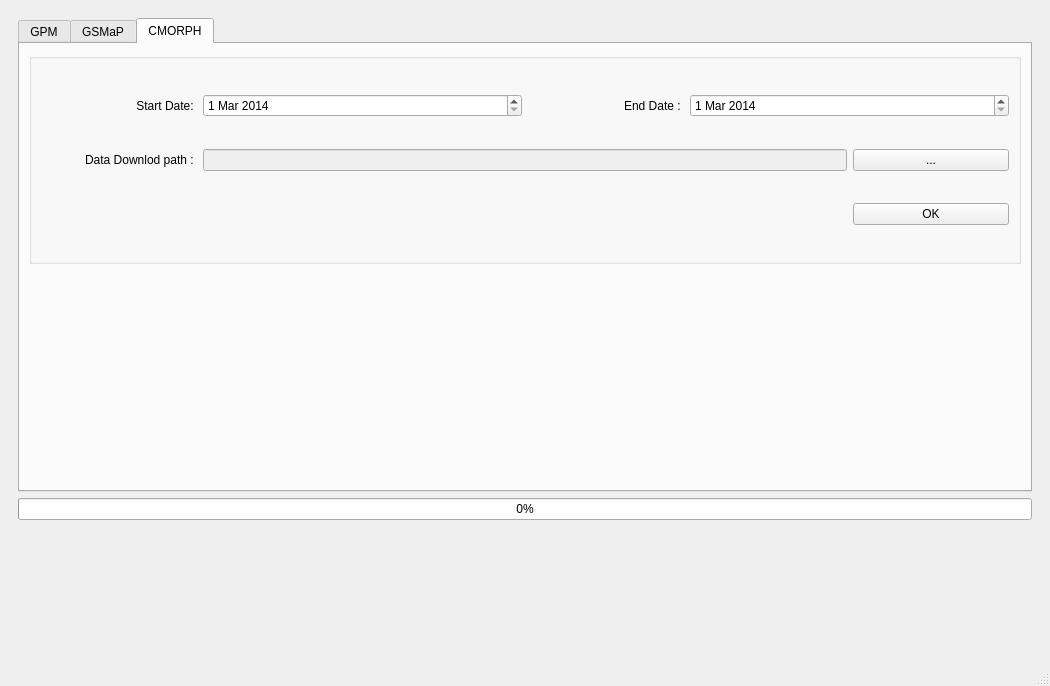
The window that Kict_Satellite_Precipitation_Converter/GPM.ui (floodmodel/KICT-Satellite-Precipitation-Converter) describes before a commit, drawn with Qt 5.
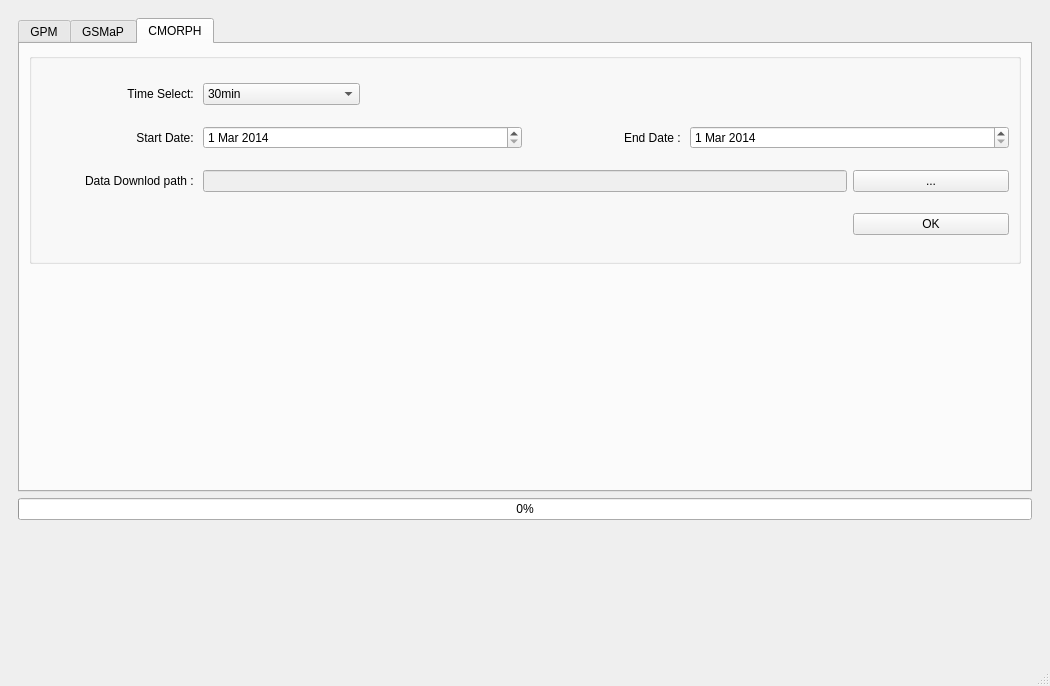
The same window after the commit. The open tabs and pages were chosen to show the change. Custom widgets are drawn as their Qt base class.

Commit message: feat: cmorph 기능 추가

```diff
--- a/Kict_Satellite_Precipitation_Converter/GPM.ui
+++ b/Kict_Satellite_Precipitation_Converter/GPM.ui
@@ -456,17 +456,7 @@
                               <string/>
                             </property>
                             <layout class="QGridLayout" name="gridLayout_16">
-                              <item row="0" column="0">
-                                <widget class="QLabel" name="label_50">
-                                  <property name="text">
-                                    <string>Start Date: </string>
-                                  </property>
-                                  <property name="alignment">
-                                    <set>Qt::AlignRight|Qt::AlignTrailing|Qt::AlignVCenter</set>
-                                  </property>
-                                </widget>
-                              </item>
-                              <item row="2" column="0">
+               <item row="3" column="0">
                                 <widget class="QLabel" name="label_55">
                                   <property name="text">
                                     <string>Data Downlod path : </string>
@@ -476,37 +466,7 @@
                                   </property>
                                 </widget>
                               </item>
-                              <item row="0" column="3">
-                                <widget class="QLabel" name="label_49">
-                                  <property name="text">
-                                    <string>End Date : </string>
-                                  </property>
-                                  <property name="alignment">
-                                    <set>Qt::AlignRight|Qt::AlignTrailing|Qt::AlignVCenter</set>
-                                  </property>
-                                </widget>
-                              </item>
-                              <item row="0" column="1" colspan="2">
-                                <widget class="QDateEdit" name="start_date_2">
-                                  <property name="sizePolicy">
-                                    <sizepolicy hsizetype="Preferred" vsizetype="Fixed">
-                                      <horstretch>0</horstretch>
-                                      <verstretch>0</verstretch>
-                                    </sizepolicy>
-                                  </property>
-                                  <property name="dateTime">
-                                    <datetime>
-                                      <hour>0</hour>
-                                      <minute>0</minute>
-                                      <second>0</second>
-                                      <year>2014</year>
-                                      <month>3</month>
-                                      <day>1</day>
-                                    </datetime>
-                                  </property>
-                                </widget>
-                              </item>
-                              <item row="0" column="4" colspan="2">
+               <item row="1" column="4" colspan="2">
                                 <widget class="QDateEdit" name="end_date_2">
                                   <property name="sizePolicy">
                                     <sizepolicy hsizetype="Preferred" vsizetype="Fixed">
@@ -526,27 +486,91 @@
                                   </property>
                                 </widget>
                               </item>
-                              <item row="2" column="1" colspan="4">
+               <item row="1" column="1" colspan="2">
+                <widget class="QDateEdit" name="start_date_2">
+                 <property name="sizePolicy">
+                  <sizepolicy hsizetype="Preferred" vsizetype="Fixed">
+                   <horstretch>0</horstretch>
+                   <verstretch>0</verstretch>
+                  </sizepolicy>
+                 </property>
+                 <property name="dateTime">
+                  <datetime>
+                   <hour>0</hour>
+                   <minute>0</minute>
+                   <second>0</second>
+                   <year>2014</year>
+                   <month>3</month>
+                   <day>1</day>
+                  </datetime>
+                 </property>
+                </widget>
+               </item>
+               <item row="3" column="5">
+                <widget class="QPushButton" name="btn_bat_path_2">
+                 <property name="text">
+                  <string>...</string>
+                 </property>
+                </widget>
+               </item>
+               <item row="3" column="1" colspan="4">
                                 <widget class="QLineEdit" name="txt_bat_path_2">
                                   <property name="enabled">
                                     <bool>false</bool>
                                   </property>
                                 </widget>
                               </item>
-                              <item row="2" column="5">
-                                <widget class="QPushButton" name="btn_bat_path_2">
-                                  <property name="text">
-                                    <string>...</string>
-                                  </property>
-                                </widget>
-                              </item>
-                              <item row="3" column="5">
+               <item row="4" column="5">
                                 <widget class="QPushButton" name="btn_download_CMORPH">
                                   <property name="text">
                                     <string>OK</string>
                                   </property>
                                 </widget>
                               </item>
+               <item row="1" column="0">
+                <widget class="QLabel" name="label_50">
+                 <property name="text">
+                  <string>Start Date: </string>
+                 </property>
+                 <property name="alignment">
+                  <set>Qt::AlignRight|Qt::AlignTrailing|Qt::AlignVCenter</set>
+                 </property>
+                </widget>
+               </item>
+               <item row="1" column="3">
+                <widget class="QLabel" name="label_49">
+                 <property name="text">
+                  <string>End Date : </string>
+                 </property>
+                 <property name="alignment">
+                  <set>Qt::AlignRight|Qt::AlignTrailing|Qt::AlignVCenter</set>
+                 </property>
+                </widget>
+               </item>
+               <item row="0" column="0">
+                <widget class="QLabel" name="label_28">
+                 <property name="text">
+                  <string>Time Select: </string>
+                 </property>
+                 <property name="alignment">
+                  <set>Qt::AlignRight|Qt::AlignTrailing|Qt::AlignVCenter</set>
+                 </property>
+                </widget>
+               </item>
+               <item row="0" column="1">
+                <widget class="QComboBox" name="cmorph_time">
+                 <item>
+                  <property name="text">
+                   <string>30min</string>
+                  </property>
+                 </item>
+                 <item>
+                  <property name="text">
+                   <string>1hr</string>
+                  </property>
+                 </item>
+                </widget>
+               </item>
                             </layout>
                           </widget>
                         </item>
```
Left out of the diff: 14 changed lines with no effect on the pictures. Lines whose indentation alone changed are shown as unchanged. The commit also changes 5 other files.
